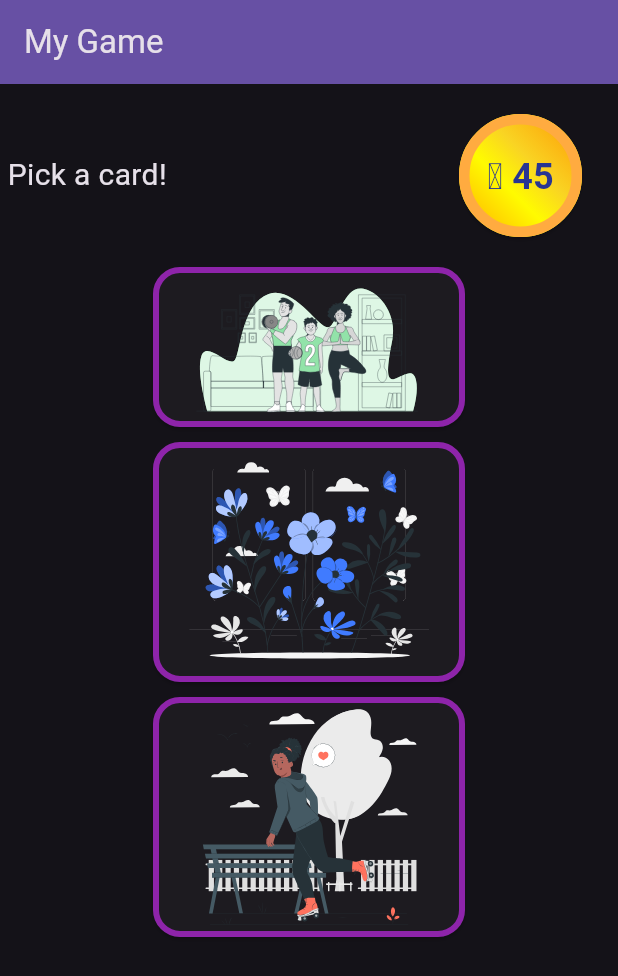
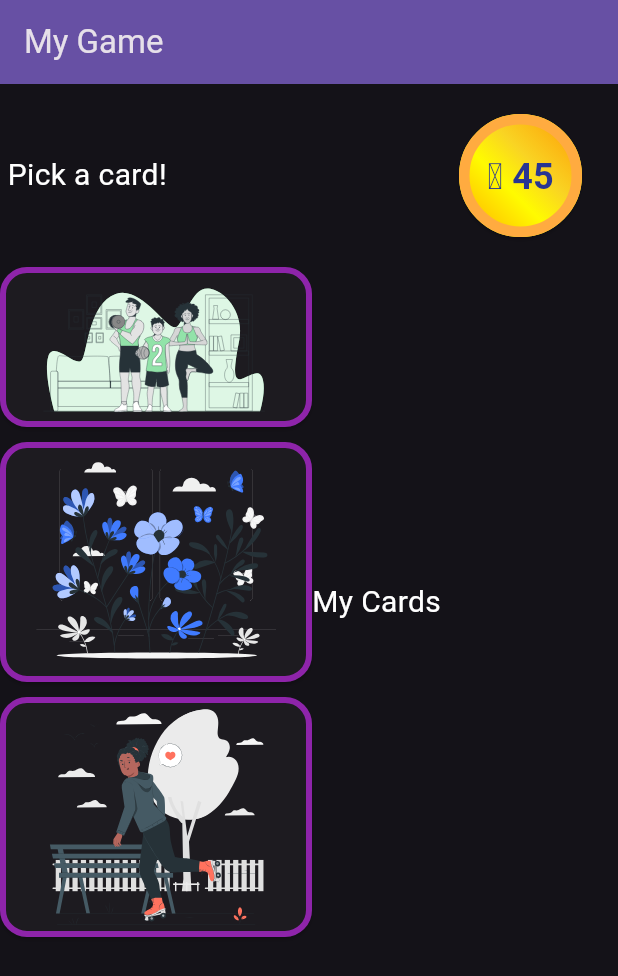
Before and after one commit to fflowio/mobile_game, a Flutter app: the screen it shows after launch, after a tap on "Start", on a phone screen of 412 x 824 dp. Shown: the top 976 px of the screen. Run offline on Flutter 3.47's test engine with Material 3 defaults, Android fonts, the phone set to English and light mode, and no system bars; our stand-ins replace flutter_svg.

```diff
--- a/lib/components/widgets.dart
+++ b/lib/components/widgets.dart
@@ -26,6 +26,13 @@ class Widgets {
       stops: [0, 0.4, 0.6, 1],
       begin: Alignment.topRight,
       end: Alignment.bottomLeft,
+    );
+  }
+
+  static TextStyle defaultTextStyle () {
+    return const TextStyle(
+      fontSize: 20,
+      color: Colors. white
     );
   }
 
--- a/lib/views/home_page.dart
+++ b/lib/views/home_page.dart
@@ -47,9 +47,29 @@ class _HomePageState extends State<HomePage> {
     }
   }
 
+  Widget wallet() {
+    debugPrint(_cards.toString());
+    List<Widget> contents = [Text("My Cards", style: Widgets.defaultTextStyle())];
+
+    for (var cardPath in _cards) {
+      contents.add(ImageHelpers.getPicture(cardPath, 80));
+    }
+
+    return Column(
+      crossAxisAlignment: CrossAxisAlignment.end,
+      mainAxisAlignment: MainAxisAlignment.end,
+      children: contents
+    );
+  }
+
   Widget contentFinder() {
     if (_showContents == "three") {
-      return threeCards();
+      return Row(
+        children: [
+          threeCards(),
+          wallet()
+        ]
+    );
     } else {
       return defaultContents();
     }
@@ -79,11 +99,8 @@ class _HomePageState extends State<HomePage> {
           style: ButtonStyle(
             backgroundColor: WidgetStateProperty.all<Color>(Colors.purple.shade600)
           ),
-          child: const Text(
-            style: TextStyle(
-              fontSize: 20,
-              color: Colors.white,
-            ),
+          child: Text(
+            style: Widgets.defaultTextStyle(),
             "Start"
           )
         )
@@ -105,7 +122,7 @@ class _HomePageState extends State<HomePage> {
           padding: const EdgeInsets.only(left: 5),
           child: Text(
             welcomeText,
-            style: const TextStyle(fontSize: 20),
+            style: Widgets.defaultTextStyle()
           )
         ),
         Widgets.numberIcon(_coins)
```
